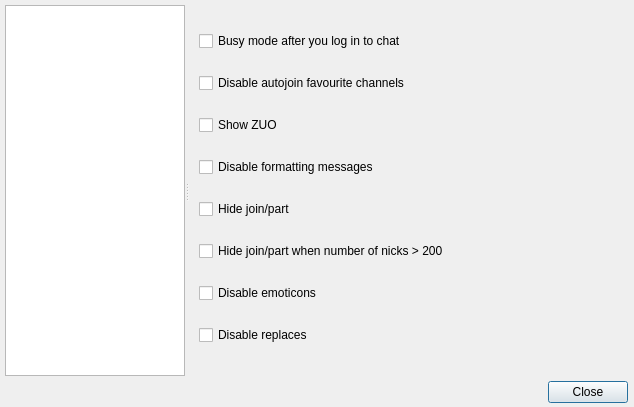
The window that ui/options.ui (gitter-badger/simplechatclient) describes before a commit, drawn with Qt 5.
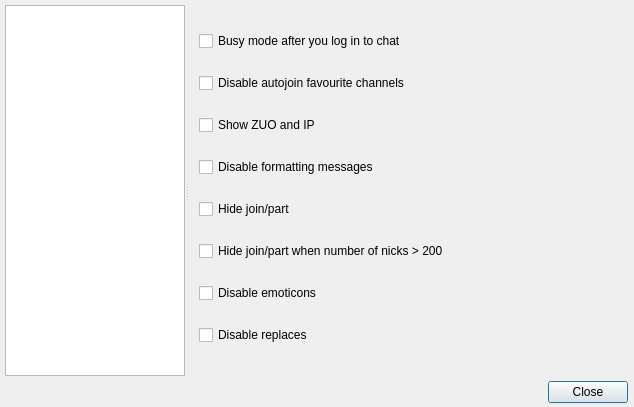
The same window after the commit. The open tabs and pages were chosen to show the change. Icons and pictures are not drawn.

Commit message: renamed show zuo

What changed in the file:
```diff
--- a/ui/options.ui
+++ b/ui/options.ui
@@ -321,7 +321,7 @@
        <item>
         <widget class="QCheckBox" name="checkBox_show_zuo">
          <property name="text">
-          <string>Show ZUO</string>
+          <string>Show ZUO and IP</string>
          </property>
         </widget>
        </item>
```
Left out of the diff: 2 changed lines with no effect on the pictures. The commit also changes 6 other files.
